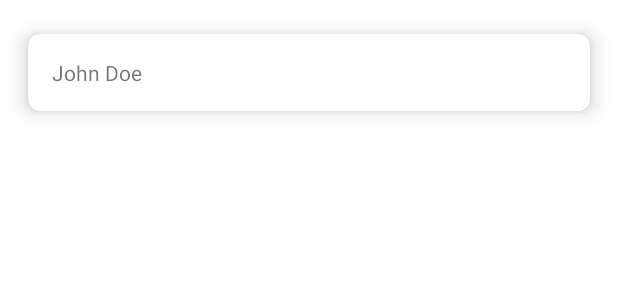
After one commit to ferrariagustin/TraiLead, an Android app: the layout item_material_category_leader_home.xml on its own in the app's theme, with its tools: preview values and no code run, on a phone screen of 412 x 824 dp. The commit adds this screen. Shown: the top 300 px of the screen. Run offline under Robolectric (Android 15) with nearby library versions, the phone set to English and light mode, and no system bars.

Commit message:
Add recyclerview with material category in home view

```diff
--- /dev/null
+++ b/app/src/main/res/layout/item_material_category_leader_home.xml
@@ -0,0 +1,41 @@
+<layout xmlns:app="http://schemas.android.com/apk/res-auto">
+
+    <data>
+
+        <variable
+            name="viewModel"
+            type="com.aferrari.trailead.home.viewmodel.HomeLeaderViewModel" />
+    </data>
+
+    <androidx.constraintlayout.widget.ConstraintLayout xmlns:android="http://schemas.android.com/apk/res/android"
+        android:layout_width="match_parent"
+        android:layout_height="wrap_content">
+
+        <com.google.android.material.card.MaterialCardView
+            android:id="@+id/card_category_id"
+            android:layout_width="match_parent"
+            android:layout_height="wrap_content"
+            android:layout_margin="@dimen/margin_small"
+            android:theme="@style/Theme.TraiLead"
+            app:cardCornerRadius="@dimen/card_elevation_default_shadow"
+            app:cardElevation="@dimen/card_elevation_default_shadow"
+            app:cardUseCompatPadding="true"
+            app:layout_constraintEnd_toEndOf="parent"
+            app:layout_constraintStart_toStartOf="parent"
+            app:layout_constraintTop_toTopOf="parent">
+
+            <com.google.android.material.textview.MaterialTextView
+                android:id="@+id/textView_material_category_id"
+                style="@style/traiLead_text"
+                android:layout_width="match_parent"
+                android:layout_height="wrap_content"
+                android:padding="@dimen/margin_medium"
+                android:text="@string/place_holder_name"
+                app:layout_constraintEnd_toEndOf="parent"
+                app:layout_constraintStart_toStartOf="parent"
+                app:layout_constraintTop_toTopOf="parent" />
+
+        </com.google.android.material.card.MaterialCardView>
+
+    </androidx.constraintlayout.widget.ConstraintLayout>
+</layout>
--- a/app/src/main/res/navigation/navigation_leader.xml
+++ b/app/src/main/res/navigation/navigation_leader.xml
@@ -7,7 +7,7 @@
 
     <fragment
         android:id="@+id/leaderHomeFragment"
-        android:name="com.aferrari.trailead.home.view.leader.LeaderHomeFragment"
+        android:name="com.aferrari.trailead.home.view.leader.home.LeaderHomeFragment"
         android:label="LeaderHomeFragment"
         tools:layout="@layout/leader_home_fragment">
         <action
```
Also changed, not shown: app/src/main/java/com/aferrari/trailead/home/view/leader/home/LeaderHomeFragment.kt (renamed from app/src/main/java/com/aferrari/trailead/home/view/leader/LeaderHomeFragment.kt, +16 -9 lines), app/src/main/java/com/aferrari/trailead/home/view/leader/home/adapter/MaterialListAdapter.kt (added, +38 -0 lines), app/src/main/java/com/aferrari/trailead/home/viewmodel/HomeLeaderViewModel.kt (+14 -5 lines), app/src/main/res/drawable-anydpi/ic_add_material_category.xml (added, +17 -0 lines), app/src/main/res/layout/leader_home_fragment.xml (+20 -11 lines), app/src/main/res/drawable-hdpi/ic_add_material_category.png (added), app/src/main/res/drawable-mdpi/ic_add_material_category.png (added), app/src/main/res/drawable-xhdpi/ic_add_material_category.png (added), app/src/main/res/drawable-xxhdpi/ic_add_material_category.png (added).
